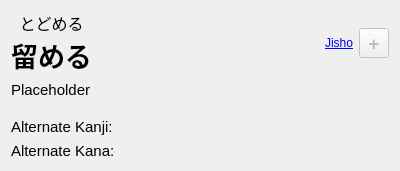
Above: src/gui/widgets/definition.ui from ripose-jp/Memento before the change. Below: the same form after it.
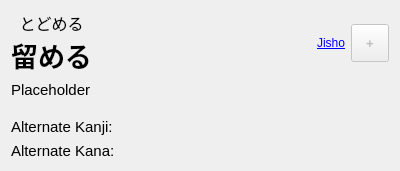
That is the form after the change.

```diff
--- a/src/gui/widgets/definition.ui
+++ b/src/gui/widgets/definition.ui
@@ -10,6 +10,12 @@
     <height>171</height>
    </rect>
   </property>
+  <property name="minimumSize">
+   <size>
+    <width>38</width>
+    <height>38</height>
+   </size>
+  </property>
   <property name="windowTitle">
    <string>Form</string>
   </property>
@@ -101,9 +107,15 @@
        <property name="enabled">
         <bool>false</bool>
        </property>
+       <property name="minimumSize">
+        <size>
+         <width>38</width>
+         <height>38</height>
+        </size>
+       </property>
        <property name="font">
         <font>
-         <pointsize>14</pointsize>
+         <pointsize>10</pointsize>
          <weight>75</weight>
          <bold>true</bold>
         </font>
```
